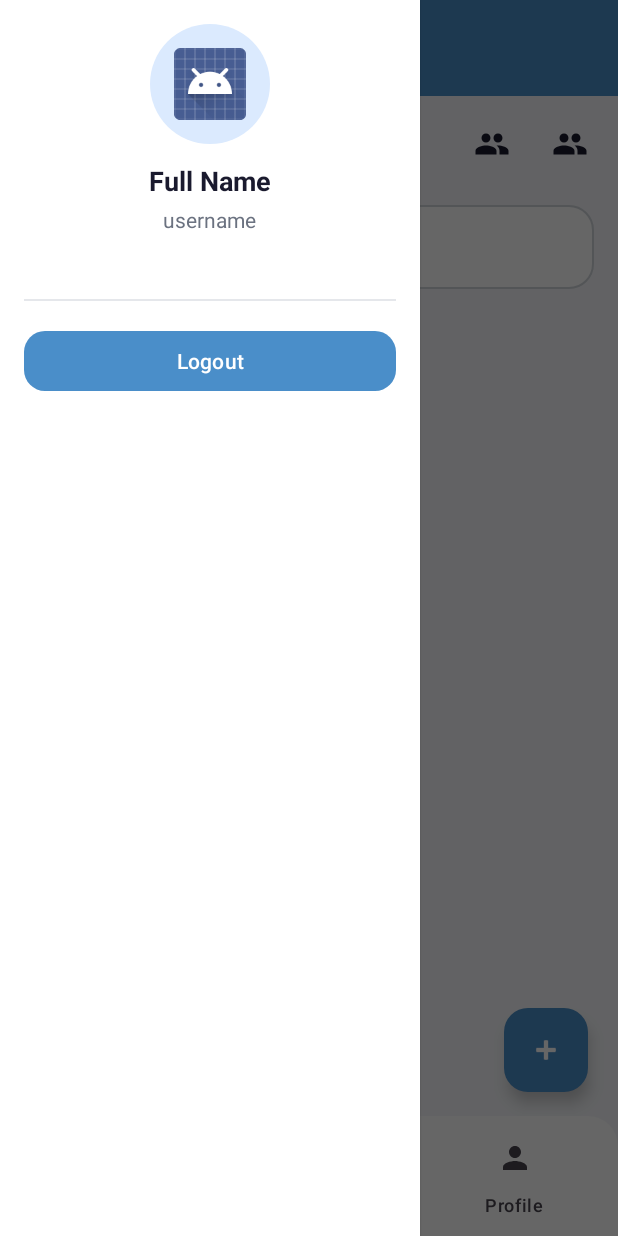
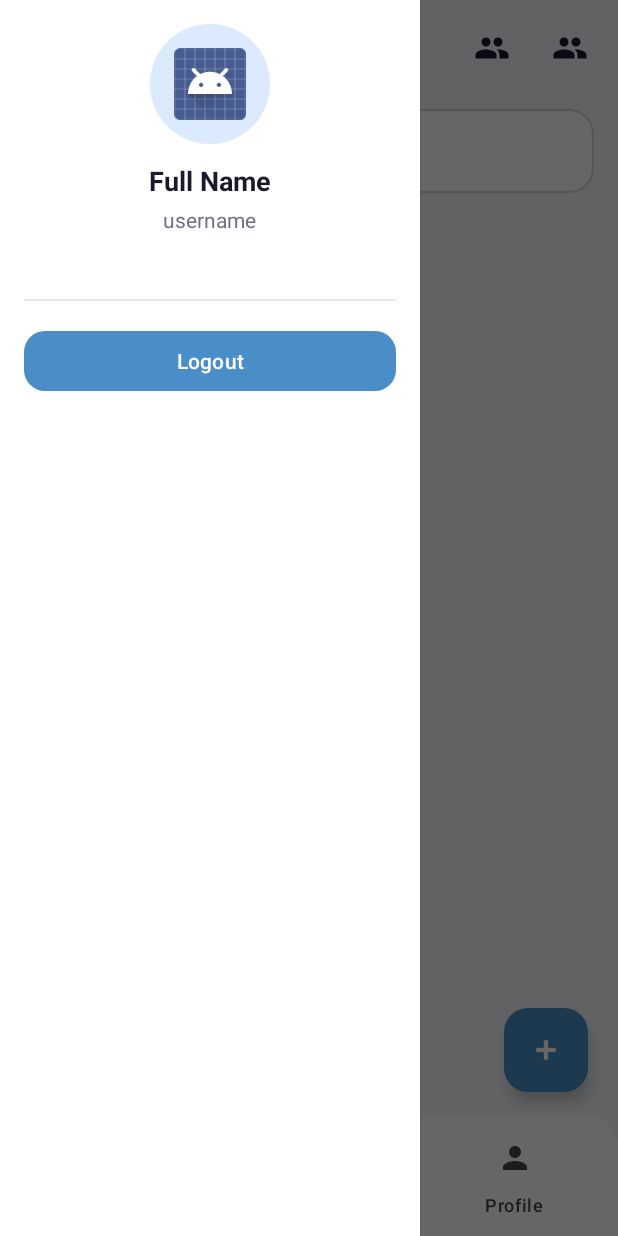
Before and after one commit to Fzlegendary/MainProjApp, an Android app: the screen it shows after launch once a user with an empty profile is signed in (MainActivity), with the side drawer open, on a phone screen of 412 x 824 dp. Run offline under Robolectric (Android 15) with nearby library versions, the phone set to English and light mode, and no system bars; our stand-ins replace CircleImageView, Firebase (no records; nobody signed in at launch, a user with empty details on screens opened directly); pictures from the network do not load; 1 statement that could not run was skipped.

Commit message:
updated app visuals to modern. + fixed message loading from cache and firebase. + integrated chats from old app to new. added camera and media loading.

```diff
--- a/app/src/main/res/layout/activity_main.xml
+++ b/app/src/main/res/layout/activity_main.xml
@@ -14,27 +14,12 @@
         android:layout_height="match_parent"
         android:background="@color/colorBackground">
 
-        <!-- Toolbar -->
-        <androidx.appcompat.widget.Toolbar
-            android:id="@+id/toolbar"
-            android:layout_width="0dp"
-            android:layout_height="wrap_content"
-            android:background="@color/colorPrimary"
-            android:elevation="4dp"
-            app:title="Main Menu"
-            app:titleTextColor="@color/colorTextOnPrimary"
-            app:navigationIcon="@drawable/ic_menu"
-            app:navigationContentDescription="Menu"
-            app:layout_constraintTop_toTopOf="parent"
-            app:layout_constraintStart_toStartOf="parent"
-            app:layout_constraintEnd_toEndOf="parent" />
-
         <!-- ViewPager for fragments -->
         <androidx.viewpager.widget.ViewPager
             android:id="@+id/viewPager"
             android:layout_width="0dp"
             android:layout_height="0dp"
-            app:layout_constraintTop_toBottomOf="@id/toolbar"
+            app:layout_constraintTop_toTopOf="parent"
             app:layout_constraintBottom_toTopOf="@id/bottomNav"
             app:layout_constraintStart_toStartOf="parent"
             app:layout_constraintEnd_toEndOf="parent" />
```
Also changed, not shown: app/src/main/java/com/example/mainproj/fragments/IncomingRequestsFragment.java (+5 -6 lines).
